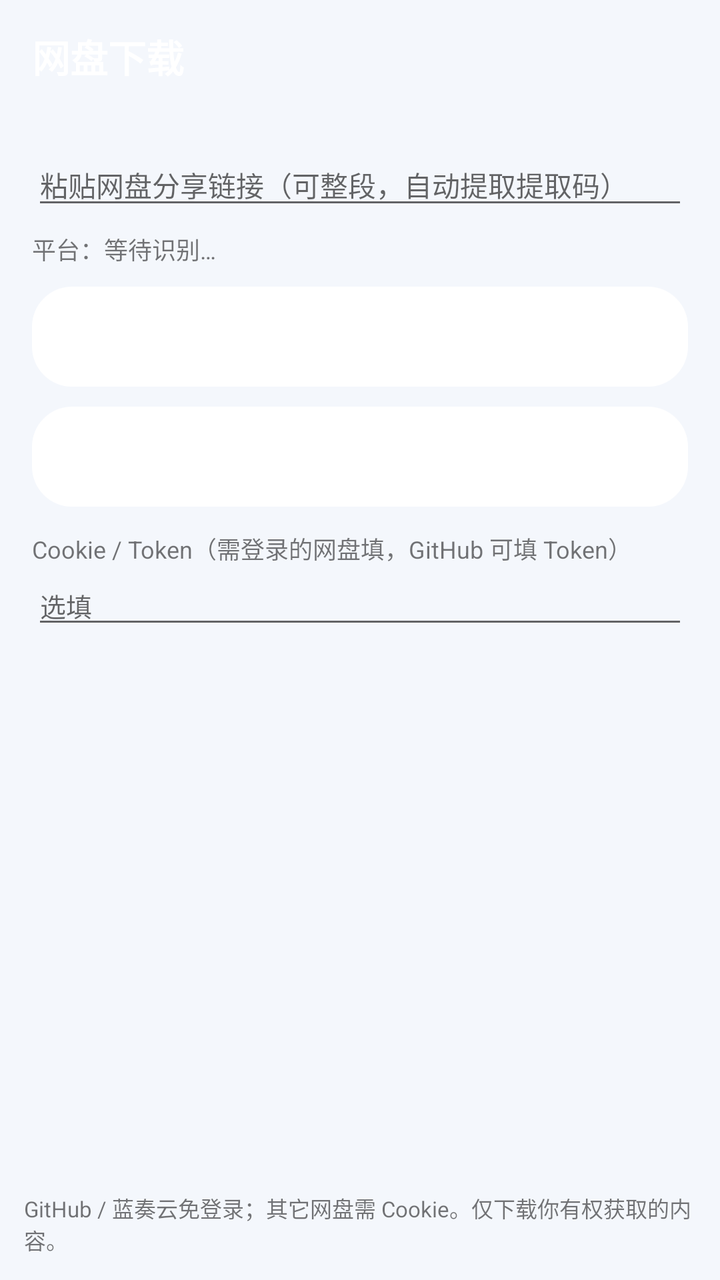
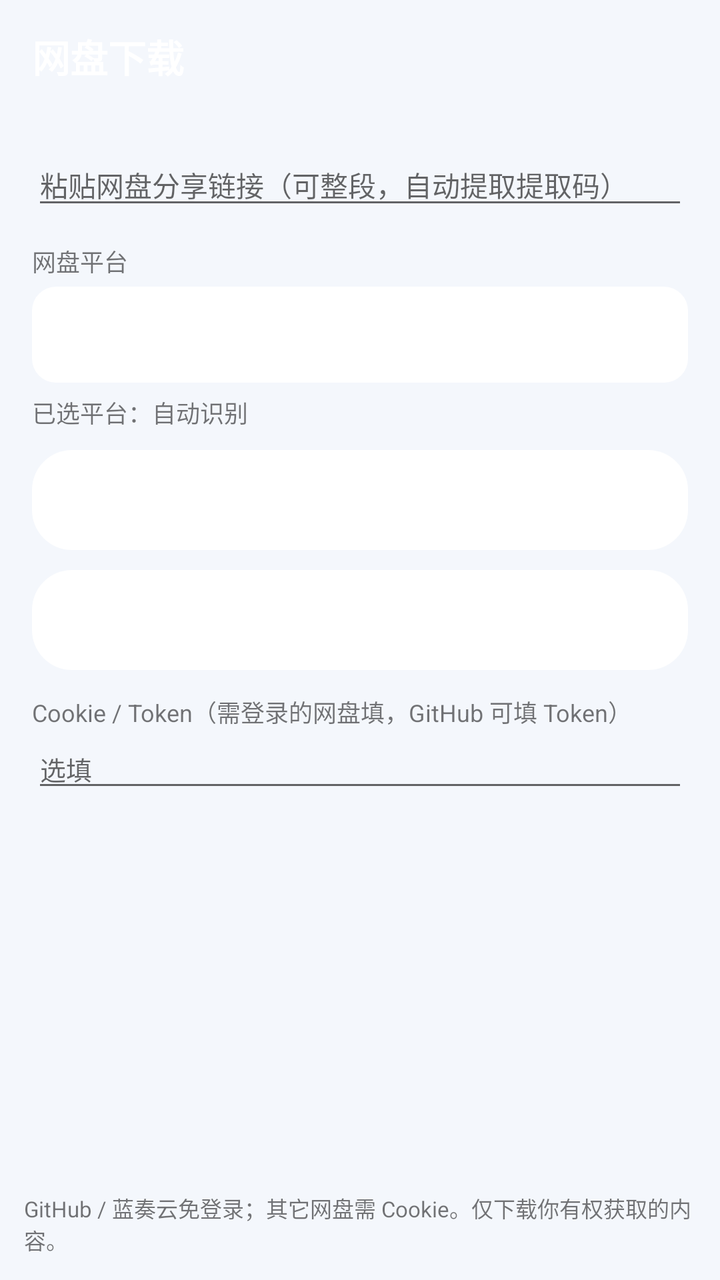

Compare the two renders of this Android layout. The source of the first and the diff that turns it into the second are given below.
<!-- AndroidManifest.xml: application theme ThemeJisuBase -->
<!-- res/layout/activity_pan.xml -->
<?xml version="1.0" encoding="utf-8"?>
<LinearLayout xmlns:android="http://schemas.android.com/apk/res/android"
    android:id="@+id/root"
    android:layout_width="match_parent"
    android:layout_height="match_parent"
    android:orientation="vertical">

    <LinearLayout
        android:id="@+id/header"
        android:layout_width="match_parent"
        android:layout_height="56dp"
        android:orientation="horizontal"
        android:gravity="center_vertical"
        android:paddingLeft="16dp"
        android:paddingRight="8dp">

        <TextView
            android:layout_width="0dp"
            android:layout_height="wrap_content"
            android:layout_weight="1"
            android:text="网盘下载"
            android:textSize="19sp"
            android:textStyle="bold"
            android:textColor="@android:color/white" />
    </LinearLayout>

    <LinearLayout
        android:layout_width="match_parent"
        android:layout_height="wrap_content"
        android:orientation="vertical"
        android:padding="16dp">

        <EditText
            android:id="@+id/panInput"
            android:layout_width="match_parent"
            android:layout_height="wrap_content"
            android:hint="粘贴网盘分享链接（可整段，自动提取提取码）"
            android:inputType="textMultiLine"
            android:maxLines="3"
            android:textSize="14sp" />

        <TextView
            android:id="@+id/panPlatform"
            android:layout_width="match_parent"
            android:layout_height="wrap_content"
            android:layout_marginTop="6dp"
            android:text="平台：等待识别…"
            android:textSize="12sp" />

        <TextView
            android:id="@+id/btnWebLogin"
            android:layout_width="match_parent"
            android:layout_height="wrap_content"
            android:layout_marginTop="10dp"
            android:padding="14dp"
            android:gravity="center"
            android:text="网页登录（自动提取 Cookie）"
            android:textSize="15sp"
            android:textStyle="bold"
            android:textColor="@android:color/white"
            android:background="@drawable/bg_pill_filled" />

        <TextView
            android:id="@+id/btnParse"
            android:layout_width="match_parent"
            android:layout_height="wrap_content"
            android:layout_marginTop="10dp"
            android:padding="14dp"
            android:gravity="center"
            android:text="解析文件列表"
            android:textSize="15sp"
            android:textStyle="bold"
            android:textColor="@android:color/white"
            android:background="@drawable/bg_pill_filled" />

        <TextView
            android:layout_width="match_parent"
            android:layout_height="wrap_content"
            android:layout_marginTop="12dp"
            android:text="Cookie / Token（需登录的网盘填，GitHub 可填 Token）"
            android:textSize="12sp" />

        <EditText
            android:id="@+id/panCookie"
            android:layout_width="match_parent"
            android:layout_height="wrap_content"
            android:hint="选填"
            android:inputType="text"
            android:textSize="13sp" />
    </LinearLayout>

    <ListView
        android:id="@+id/panList"
        android:layout_width="match_parent"
        android:layout_height="0dp"
        android:layout_weight="1"
        android:dividerHeight="1dp" />

    <TextView
        android:id="@+id/panHint"
        android:layout_width="match_parent"
        android:layout_height="wrap_content"
        android:padding="12dp"
        android:text="GitHub / 蓝奏云免登录；其它网盘需 Cookie。仅下载你有权获取的内容。"
        android:textSize="11sp" />
</LinearLayout>
<!-- resources referenced by this layout -->
<resources>
  <!-- drawable bg_pill_filled (drawable) -->
  <?xml version="1.0" encoding="utf-8"?>
  <shape xmlns:android="http://schemas.android.com/apk/res/android"
      android:shape="rectangle">
      <solid android:color="@android:color/white" />
      <corners android:radius="20dp" />
  </shape>
  <style name="ThemeJisuBase" parent="@android:style/Theme.Material.Light.NoActionBar">
          <item name="android:windowBackground">@color/blue_bg</item>
          <item name="android:statusBarColor">@color/blue_primary_dark</item>
          <item name="android:navigationBarColor">@color/blue_bg</item>
          <item name="android:textColorPrimary">@color/blue_text</item>
          <item name="android:colorAccent">@color/blue_primary</item>
          <item name="colorPrimary">@color/blue_primary</item>
          <item name="colorBg">@color/blue_bg</item>
          <item name="colorCard">@color/blue_card</item>
          <item name="colorText">@color/blue_text</item>
          <item name="colorSub">@color/blue_sub</item>
          <item name="colorLine">@color/blue_line</item>
          <item name="colorTrack">@color/blue_track</item>
      </style>
  <color name="blue_bg">#F4F7FC</color>
  <color name="blue_primary_dark">#0B4FBF</color>
  <color name="blue_text">#16202E</color>
  <color name="blue_primary">#1B6EF3</color>
  <color name="blue_card">#FFFFFF</color>
  <color name="blue_sub">#6B7A8F</color>
  <color name="blue_line">#E1E8F2</color>
  <color name="blue_track">#DCE6F5</color>
</resources>

<!-- the commit's change to res/layout/activity_pan.xml (unified diff, before → after) -->
@@ -40,11 +40,25 @@
             android:textSize="14sp" />
 
         <TextView
+            android:layout_width="match_parent"
+            android:layout_height="wrap_content"
+            android:layout_marginTop="12dp"
+            android:text="网盘平台"
+            android:textSize="12sp" />
+
+        <Spinner
+            android:id="@+id/panPlatformSpinner"
+            android:layout_width="match_parent"
+            android:layout_height="48dp"
+            android:layout_marginTop="4dp"
+            android:background="@drawable/bg_input" />
+
+        <TextView
             android:id="@+id/panPlatform"
             android:layout_width="match_parent"
             android:layout_height="wrap_content"
             android:layout_marginTop="6dp"
-            android:text="平台：等待识别…"
+            android:text="已选平台：自动识别"
             android:textSize="12sp" />
 
         <TextView
<!-- resource entries referenced after the edit -->
@@ -1,5 +1,12 @@
 <!-- resources referenced by this layout -->
 <resources>
+  <!-- drawable bg_input (drawable) -->
+  <?xml version="1.0" encoding="utf-8"?>
+  <shape xmlns:android="http://schemas.android.com/apk/res/android"
+      android:shape="rectangle">
+      <solid android:color="@android:color/white" />
+      <corners android:radius="12dp" />
+  </shape>
   <!-- drawable bg_pill_filled (drawable) -->
   <?xml version="1.0" encoding="utf-8"?>
   <shape xmlns:android="http://schemas.android.com/apk/res/android"
